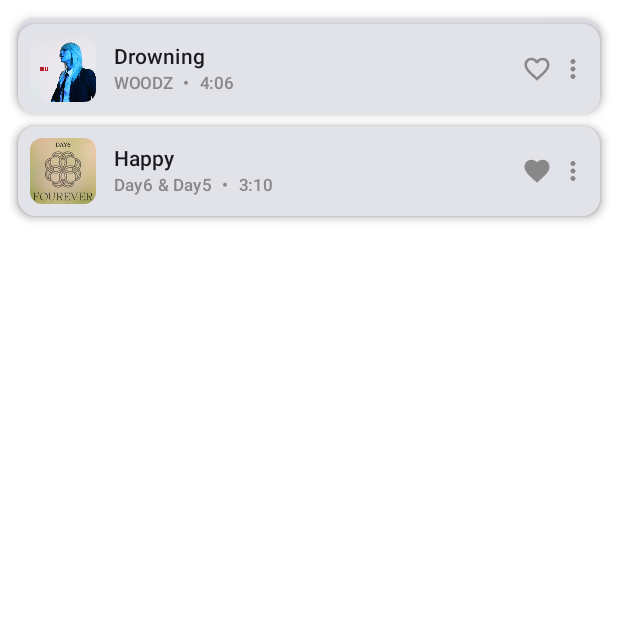
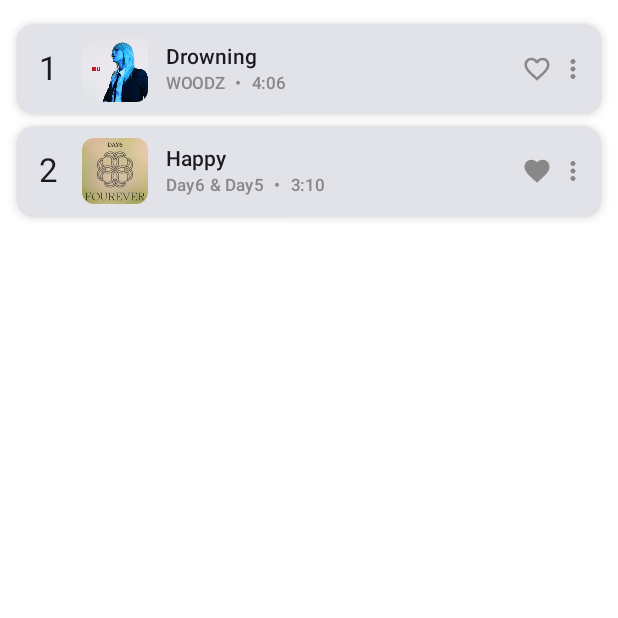
Before and after one commit to haimin13/mcweek1, an Android app built with Jetpack Compose: the composable Charts shown on its own in the app's theme, on a phone screen of 412 x 824 dp, the top half of it. Run offline under Robolectric (Android 15) with nearby library versions, the phone set to English and light mode, and no system bars.

Commit message:
fix: playlist detail design

```diff
--- a/app/src/main/java/com/example/myapplication1/ui/components/list/SongEntry.kt
+++ b/app/src/main/java/com/example/myapplication1/ui/components/list/SongEntry.kt
@@ -60,7 +60,7 @@ fun SongEntry(song: Song, isCharts: Boolean) {
             // 썸네일
             Box(modifier = Modifier.size(44.dp)) {
                 Image(
-                    painter = painterResource(id = song.thumbnailResId ?: R.drawable.dummy),
+                    painter = painterResource(id = song.thumbnailResId ?: R.drawable.song_dummy),
                     contentDescription = null,
                     modifier = Modifier
                         .fillMaxSize()
--- a/app/src/main/java/com/example/myapplication1/ui/screens/PlaylistsTab.kt
+++ b/app/src/main/java/com/example/myapplication1/ui/screens/PlaylistsTab.kt
@@ -27,8 +27,8 @@ fun PlaylistsTabMain(modifier: Modifier = Modifier, navController: NavController
     ) { destination, innerModifier ->
         when (destination) {
             PlaylistDestinations.MYPLAYLISTS -> MyPlaylists(modifier = innerModifier, navController = navController)
-            PlaylistDestinations.LIKEDPLAYLISTS -> LikedPlaylists()
-            PlaylistDestinations.CHARTS -> Charts()
+            PlaylistDestinations.LIKEDPLAYLISTS -> LikedPlaylists(modifier = innerModifier, navController = navController)
+            PlaylistDestinations.CHARTS -> Charts(modifier = innerModifier, navController = navController)
         }
     }
 }
--- a/app/src/main/java/com/example/myapplication1/ui/screens/playlists/LikedPlaylists.kt
+++ b/app/src/main/java/com/example/myapplication1/ui/screens/playlists/LikedPlaylists.kt
@@ -9,6 +9,7 @@ import androidx.compose.runtime.Composable
 import androidx.compose.ui.Alignment
 import androidx.compose.ui.Modifier
 import androidx.compose.ui.unit.dp
+import androidx.navigation.NavController
 import com.example.myapplication1.ui.components.models.Song
 import com.example.myapplication1.R
 import com.example.myapplication1.ui.components.list.GenericList
@@ -40,7 +41,8 @@ val songList = listOf(
     ),
 )
 
-val playListtt = Playlist(
+val likedPlayList = listOf (
+    Playlist(
         thumbnailResId = R.drawable.playlist_1,
         id = 1,
         title = "Chill Vibes",
@@ -56,7 +58,6 @@ val playListtt = Playlist(
                 length = "3:45",
                 genres = listOf("Chill", "Lofi"),
                 isLiked = true,
-                ranking = 1,
                 thumbnailResId = R.drawable.song_1
             ),
             Song(
@@ -66,85 +67,66 @@ val playListtt = Playlist(
                 length = "3:45",
                 genres = listOf("Chill", "Lofi"),
                 isLiked = true,
-                ranking = 1,
-                thumbnailResId = R.drawable.dummy
             )
         ),
-        ranking = 1
+    ),
+    Playlist(
+        thumbnailResId = R.drawable.dummy,
+        id = 2,
+        title = "Workout Mix",
+        author = "DJ Thunder",
+        keywords = listOf("energy", "fitness"),
+        visibility = 1, // secret
+        isLiked = true,
+        songs = listOf(
+            Song(
+                id = 2,
+                title = "Electric Punch",
+                artist = listOf("DJ Thunder"),
+                length = "4:20",
+                genres = listOf("Electronic", "EDM"),
+                isLiked = false,
+            ),
+            Song(
+                id = 3,
+                title = "High Voltage",
+                artist = listOf("PowerUp"),
+                length = "3:50",
+                genres = listOf("EDM"),
+                isLiked = true,
+            )
+        ),
+    )
 )
+
 
 @Composable
 fun LikedPlaylists(
-    modifier: Modifier = Modifier
+    modifier: Modifier = Modifier,
+    navController: NavController
 ) {
-
+    GenericList(
+        modifier = modifier.fillMaxSize(),
+        items = likedPlayList,
+        verticalSpacing = 0.dp,
+        onItemClick = { playlist ->
+            navController.navigate("playlistDetail/${playlist.id}")
+        }
+    ) { playlist ->
+        MyPlaylistEntry(playlist = playlist, isCharts = false)
+    }
 }
 
 @Composable
-fun Charts(modifier: Modifier = Modifier) {
-    Box(
+fun Charts(modifier: Modifier = Modifier, navController: NavController) {
+    GenericList(
         modifier = modifier.fillMaxSize(),
-        contentAlignment = Alignment.TopCenter
-    ) {
-        LazyColumn(
-            modifier = Modifier.fillMaxSize(),
-            contentPadding = PaddingValues(vertical = 8.dp),
-            verticalArrangement = Arrangement.spacedBy(4.dp)
-        ) {
-            items(songList) { song ->
-                SongEntry(song = song, isCharts = true)
-            }
-        }
-    }
-    GenericList(
         items = songList,
         verticalSpacing = 0.dp,
-//        onItemClick = { playlist ->
-//            navController.navigate("playlistDetail/${playlist.id}")
-//        }
+        onItemClick = { playlist ->
+            navController.navigate("playlistDetail/${playlist.id}")
+        }
     ) { song ->
-        SongEntry(song = song, isCharts = false)
+        SongEntry(song = song, isCharts = true)
     }
 }
-
-//@Composable
-//fun Charts(modifier: Modifier = Modifier) {
-//    Column(
-//        modifier = modifier.fillMaxSize(),
-//        verticalArrangement = Arrangement.spacedBy(24.dp) // 위아래 간격
-//    ) {
-//        Box(
-//            modifier = Modifier
-//                .weight(1f) // 👈 공간 반 나누기
-//                .fillMaxWidth(),
-//            contentAlignment = Alignment.TopCenter
-//        ) {
-//            LazyColumn(
-//                modifier = Modifier.fillMaxSize(),
-//                contentPadding = PaddingValues(vertical = 8.dp),
-//                verticalArrangement = Arrangement.spacedBy(8.dp)
-//            ) {
-//                items(songList) { song ->
-//                    SongEntry(song = song, isCharts = true)
-//                }
-//            }
-//        }
-//
-//        Box(
-//            modifier = Modifier
-//                .weight(1f) // 👈 아래 Box도 공간 반 나누기
-//                .fillMaxWidth(),
-//            contentAlignment = Alignment.TopCenter
-//        ) {
-//            LazyColumn(
-//                modifier = Modifier.fillMaxSize(),
-//                contentPadding = PaddingValues(vertical = 8.dp),
-//                verticalArrangement = Arrangement.spacedBy(8.dp)
-//            ) {
-//                items(songList) { song ->
-//                    SongEntry(song = song, isCharts = false)
-//                }
-//            }
-//        }
-//    }
-//}
```
Also changed, not shown: app/src/main/java/com/example/myapplication1/ui/components/common/Tag.kt (added, +24 -0 lines), app/src/main/java/com/example/myapplication1/ui/components/list/PlaylistEntry.kt (renamed from app/src/main/java/com/example/myapplication1/ui/components/list/MyPlaylistEntry.kt, +5 -15 lines), app/src/main/java/com/example/myapplication1/ui/components/playlistsTab/PlaylistHeader.kt (+12 -15 lines), app/src/main/java/com/example/myapplication1/ui/screens/playlists/MyPlaylists.kt (+1 -13 lines), app/src/main/java/com/example/myapplication1/ui/screens/playlists/PlaylistDetail.kt (+7 -2 lines), app/src/main/java/com/example/myapplication1/ui/components/list/ChartPlaylistEntry.kt (deleted), app/src/main/java/com/example/myapplication1/ui/components/list/ChartSongEntry.kt (deleted), app/src/main/res/drawable/song_dummy.jpeg (added).
